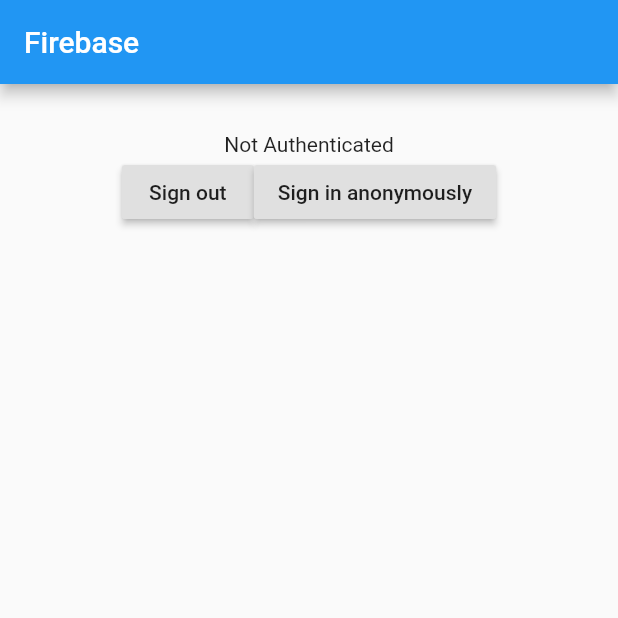
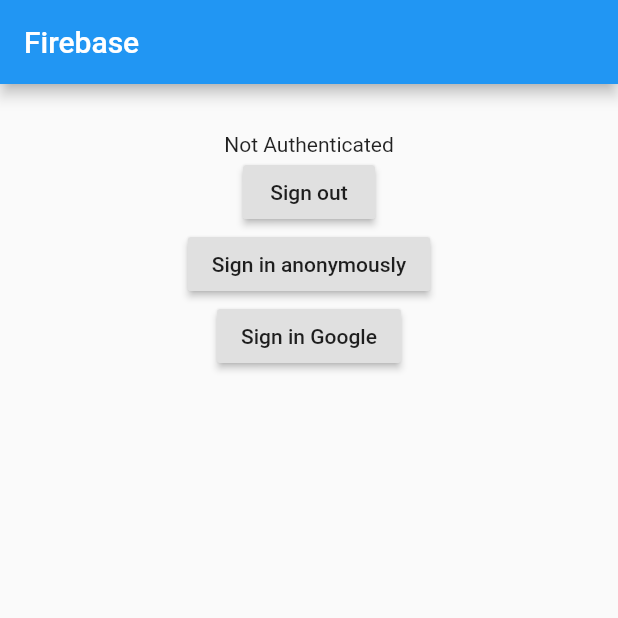
Before and after one commit to codewithiulian/flutter-advanced, a Flutter app: the screen it shows after launch, on a phone screen of 412 x 824 dp, the top half of it. Run offline on Flutter 3.47's test engine with Material 2 defaults, Android fonts, the phone set to English and light mode, and no system bars; our stand-ins replace firebase_auth, google_sign_in; accounts and stored records are empty.

Commit message:
FIREBASE - 27. Google authentication

```diff
--- a/lib/main.dart
+++ b/lib/main.dart
@@ -41,6 +41,28 @@ class _State extends State<MyApp> {
     }
   }
 
+  void _signInGoogle() async {
+    final GoogleSignInAccount googleUser = await _googleSignIn.signIn();
+    final GoogleSignInAuthentication googleAuth = await googleUser.authentication;
+
+    final AuthCredential credential = GoogleAuthProvider.getCredential(
+      idToken: googleAuth.idToken,
+      accessToken: googleAuth.accessToken
+    );
+
+    final FirebaseUser user = (await _auth.signInWithCredential(credential)).user;
+
+    if(user != null && !user.isAnonymous) {
+      setState(() {
+        _status = 'Signed in with Google';
+      });
+    } else {
+      setState(() {
+        _status = 'Google sign in failed.';
+      });
+    }
+  }
+
   void _signOut() async {
     await _auth.signOut();
     setState(() {
@@ -60,10 +82,6 @@ class _State extends State<MyApp> {
           child: new Column(
             children: <Widget>[
               new Text(_status),
-              new Row(
-                mainAxisAlignment: MainAxisAlignment.center,
-                crossAxisAlignment: CrossAxisAlignment.center,
-                children: <Widget>[
               new RaisedButton(
                 onPressed: _signOut,
                 child: new Text('Sign out'),
@@ -72,7 +90,9 @@ class _State extends State<MyApp> {
                 onPressed: _signInAnon,
                 child: new Text('Sign in anonymously'),
               ),
-                ],
+              new RaisedButton(
+                onPressed: _signInGoogle,
+                child: new Text('Sign in Google'),
               ),
             ]
           ),
```
Lines whose indentation alone changed are shown as unchanged.
